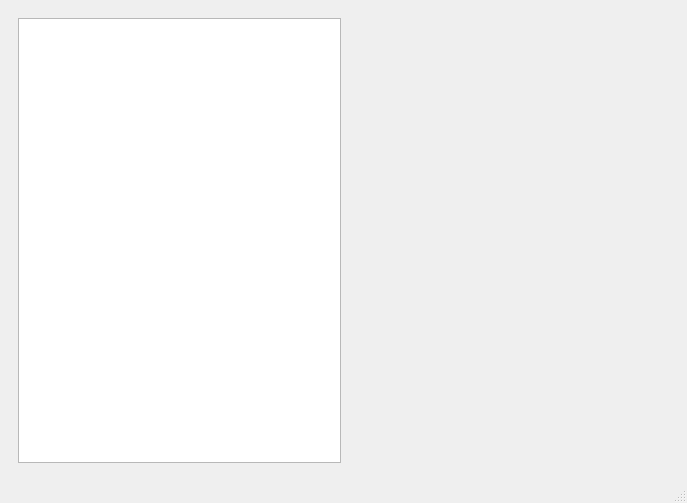
Qt form mainwindow.ui (juniornascimento/spaceship-control) before a commit.
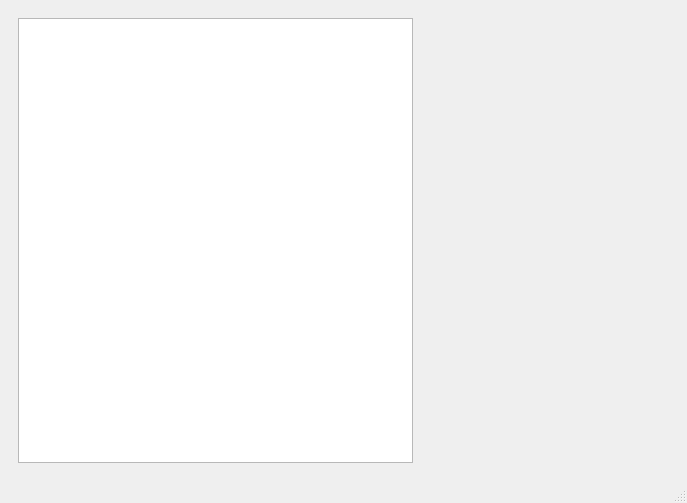
The same form after that commit.

Commit message: Added button and other minor changes

What changed in the file:
```diff
--- a/mainwindow.ui
+++ b/mainwindow.ui
@@ -10,6 +10,12 @@
     <height>503</height>
    </rect>
   </property>
+  <property name="minimumSize">
+   <size>
+    <width>400</width>
+    <height>450</height>
+   </size>
+  </property>
   <property name="windowTitle">
    <string>MainWindow</string>
   </property>
@@ -25,7 +31,7 @@
       </property>
       <property name="minimumSize">
        <size>
-        <width>200</width>
+        <width>300</width>
         <height>0</height>
        </size>
       </property>
@@ -34,16 +40,29 @@
         <enum>QLayout::SetDefaultConstraint</enum>
        </property>
        <item>
-        <widget class="QGraphicsView" name="view"/>
+        <widget class="QGraphicsView" name="view">
+         <property name="minimumSize">
+          <size>
+           <width>0</width>
+           <height>0</height>
+          </size>
+         </property>
+        </widget>
        </item>
        <item>
         <widget class="QWidget" name="deviceInterfaceComponents" native="true">
          <property name="sizePolicy">
-          <sizepolicy hsizetype="Expanding" vsizetype="Expanding">
+          <sizepolicy hsizetype="Fixed" vsizetype="MinimumExpanding">
            <horstretch>0</horstretch>
            <verstretch>0</verstretch>
           </sizepolicy>
          </property>
+         <property name="minimumSize">
+          <size>
+           <width>250</width>
+           <height>450</height>
+          </size>
+         </property>
         </widget>
        </item>
       </layout>
```
The commit also changes 5 other files.
